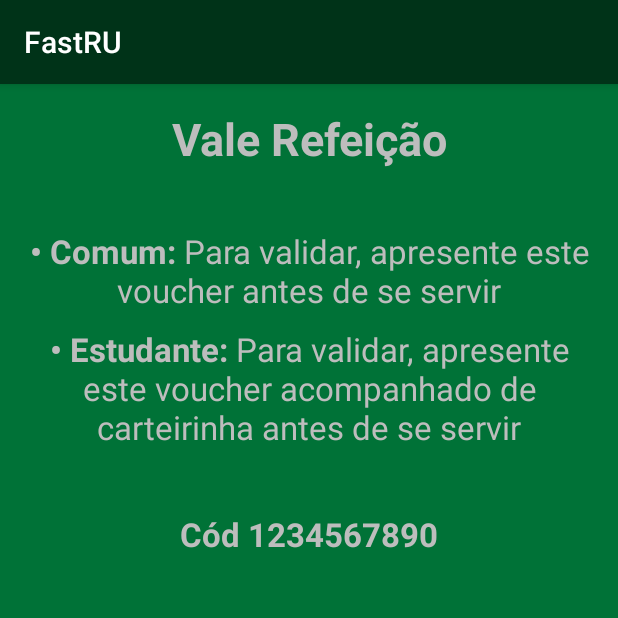
After one commit to victormn/FastRU, an Android app: the VoucherActivity screen opened directly, with no data from a screen before it, on a phone screen of 412 x 824 dp, the top half of it. The commit adds this screen. Run offline under Robolectric (Android 15) with nearby library versions, the light colour scheme and no system bars.

Commit message:
Create shop and voucher activity

```diff
--- a/app/src/main/AndroidManifest.xml
+++ b/app/src/main/AndroidManifest.xml
@@ -15,6 +15,8 @@
                 <category android:name="android.intent.category.LAUNCHER" />
             </intent-filter>
         </activity>
+        <activity android:name=".ShopActivity" />
+        <activity android:name=".VoucherActivity"></activity>
     </application>
 
 </manifest>
--- a/app/src/main/java/com/example/victor/fastru/LoginActivity.java
+++ b/app/src/main/java/com/example/victor/fastru/LoginActivity.java
@@ -7,10 +7,10 @@ import android.view.View;
 public class LoginActivity extends AppCompatActivity {
 
     // @TODO: Bloquear tela no modo retrato
-    // @TODO: Tela "Opção de compra"
     // @TODO: Tela "Pagamento"
-    // @TODO: Tela "Voucher"
     // @TODO: Fazer um ícone mais bonito
+    // @TODO: Fazer lógicas entre as telas
+    // @TODO: Ver como será a transição da última tela para a principal
 
     @Override
     protected void onCreate(Bundle savedInstanceState) {
--- /dev/null
+++ b/app/src/main/java/com/example/victor/fastru/VoucherActivity.java
@@ -0,0 +1,13 @@
+package com.example.victor.fastru;
+
+import android.support.v7.app.AppCompatActivity;
+import android.os.Bundle;
+
+public class VoucherActivity extends AppCompatActivity {
+
+    @Override
+    protected void onCreate(Bundle savedInstanceState) {
+        super.onCreate(savedInstanceState);
+        setContentView(R.layout.activity_voucher);
+    }
+}
--- /dev/null
+++ b/app/src/main/res/layout/activity_voucher.xml
@@ -0,0 +1,62 @@
+<?xml version="1.0" encoding="utf-8"?>
+<RelativeLayout xmlns:android="http://schemas.android.com/apk/res/android"
+    xmlns:tools="http://schemas.android.com/tools"
+    android:layout_width="match_parent"
+    android:layout_height="match_parent"
+    android:paddingBottom="@dimen/activity_vertical_margin"
+    android:paddingLeft="@dimen/activity_horizontal_margin"
+    android:paddingRight="@dimen/activity_horizontal_margin"
+    android:paddingTop="@dimen/activity_vertical_margin"
+    tools:context="com.example.victor.fastru.VoucherActivity"
+    android:background="@color/uftmPrimaryDark">
+
+    <TextView
+        android:layout_width="wrap_content"
+        android:layout_height="wrap_content"
+        android:textAppearance="?android:attr/textAppearanceLarge"
+        android:text="@string/vale_refei_o"
+        android:id="@+id/textView"
+        android:layout_alignParentTop="true"
+        android:layout_centerHorizontal="true"
+        android:textColor="@color/switch_thumb_material_dark"
+        android:textStyle="bold"
+        android:gravity="center_horizontal"
+        android:textSize="30dp" />
+
+    <TextView
+        android:layout_width="wrap_content"
+        android:layout_height="wrap_content"
+        android:textAppearance="?android:attr/textAppearanceLarge"
+        android:text="@string/comum_para_validar_apresente_este_voucher_antes_de_se_servir"
+        android:id="@+id/textView2"
+        android:textColor="@color/switch_thumb_material_dark"
+        android:layout_below="@+id/textView"
+        android:layout_centerHorizontal="true"
+        android:layout_marginTop="40dp"
+        android:gravity="center_horizontal" />
+
+    <TextView
+        android:layout_width="wrap_content"
+        android:layout_height="wrap_content"
+        android:textAppearance="?android:attr/textAppearanceLarge"
+        android:text="@string/estudante_para_validar_apresente_este_voucher_acompanhado_de_carteirinha_antes_de_se_servir"
+        android:id="@+id/textView3"
+        android:textColor="@color/switch_thumb_material_dark"
+        android:layout_below="@+id/textView2"
+        android:layout_centerHorizontal="true"
+        android:layout_marginTop="10dp"
+        android:gravity="center_horizontal" />
+
+    <TextView
+        android:layout_width="wrap_content"
+        android:layout_height="wrap_content"
+        android:textAppearance="?android:attr/textAppearanceLarge"
+        android:text="Cód 1234567890"
+        android:id="@+id/textView4"
+        android:layout_below="@+id/textView3"
+        android:layout_centerHorizontal="true"
+        android:textColor="@color/switch_thumb_material_dark"
+        android:layout_marginTop="42dp"
+        android:textStyle="bold" />
+
+</RelativeLayout>
--- a/app/src/main/res/values/strings.xml
+++ b/app/src/main/res/values/strings.xml
@@ -3,4 +3,10 @@
     <string name="app_name">FastRU</string>
     <string name="title_app">Fast RU</string>
     <string name="logo">logo</string>
+    <string name="escolha_sua_op_o_de_compra">Escolha sua opção de Vale Refeição</string>
+    <string name="estudante">Estudante</string>
+    <string name="comum">Comum</string>
+    <string name="vale_refei_o">Vale Refeição</string>
+    <string name="comum_para_validar_apresente_este_voucher_antes_de_se_servir"><b>• Comum:</b> Para validar, apresente este voucher antes de se servir</string>
+    <string name="estudante_para_validar_apresente_este_voucher_acompanhado_de_carteirinha_antes_de_se_servir"><b>• Estudante:</b> Para validar, apresente este voucher acompanhado de carteirinha antes de se servir</string>
 </resources>
```
Also changed, not shown: app/src/main/java/com/example/victor/fastru/ShopActivity.java (added, +13 -0 lines), app/src/main/res/layout/activity_shop.xml (added, +52 -0 lines).
